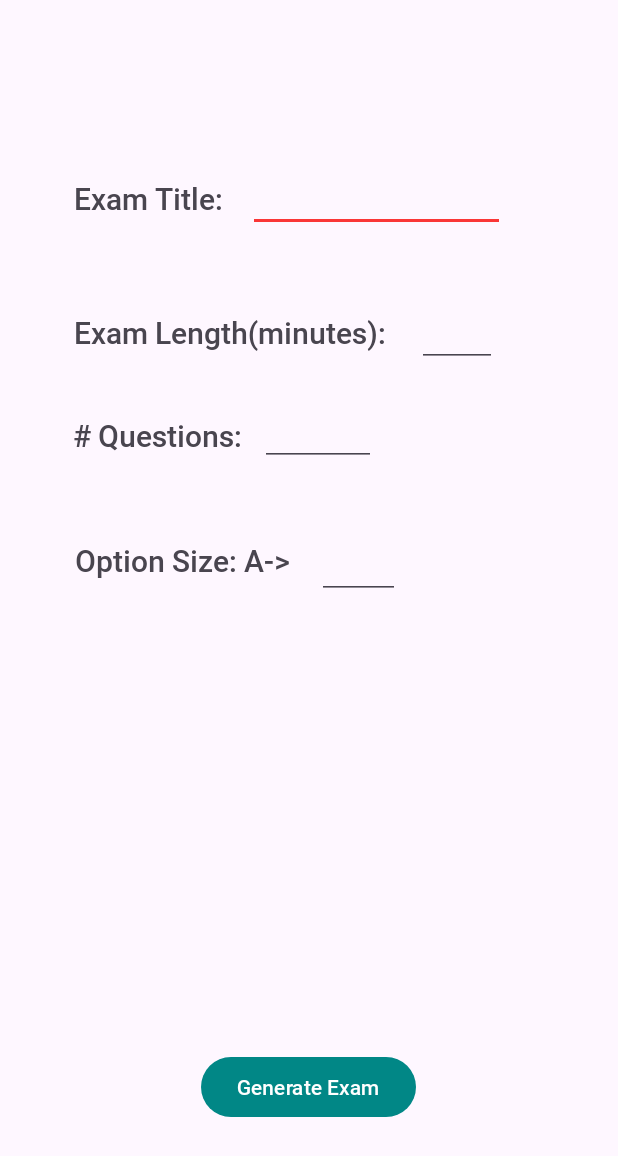
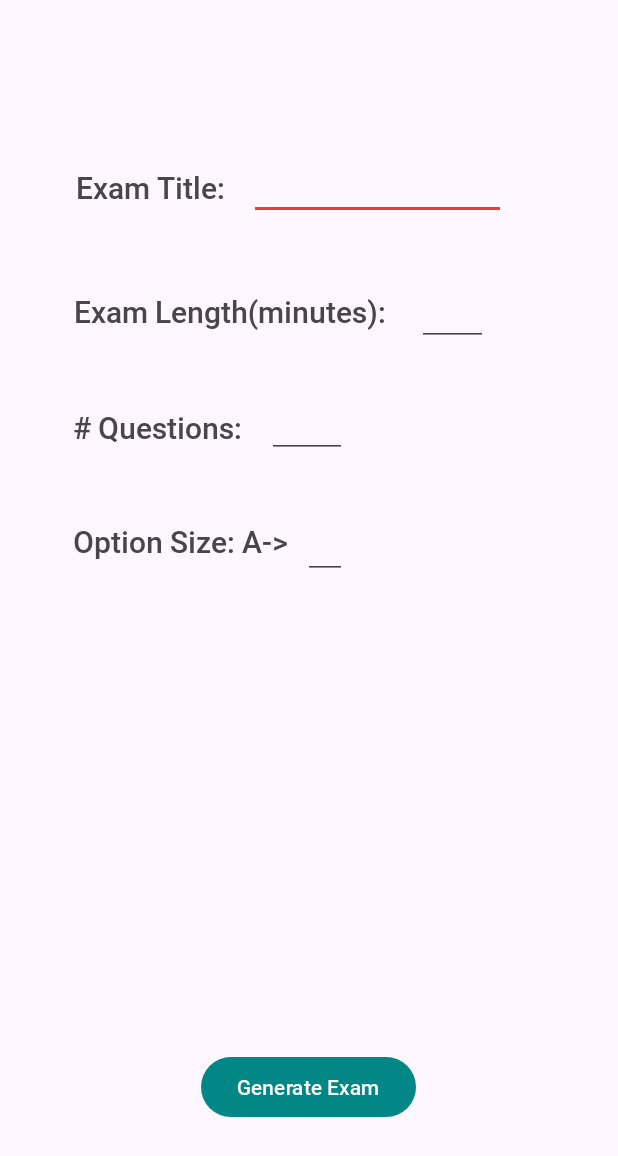
Before and after one commit to eyssab/exampracApp, an Android app: the GenerateExamActivity screen opened directly, with no data from a screen before it, on a phone screen of 412 x 824 dp. Shown: the top 1156 px of the screen. Run offline under Robolectric (Android 15) with nearby library versions, the phone set to English and light mode, and no system bars.

Commit message:
fixed small bugs

```diff
--- a/app/src/main/java/com/example/exampracapp/CustomAdapter.java
+++ b/app/src/main/java/com/example/exampracapp/CustomAdapter.java
@@ -29,7 +29,7 @@ public class CustomAdapter extends RecyclerView.Adapter<CustomAdapter.ViewHolder
 
     @Override
     public void onBindViewHolder(CustomAdapter.ViewHolder holder, int position) {
-        holder.fileBtn.setText(fileParts.get(position).getFileTitle());
+        holder.fileBtn.setText(fileParts.get(position).getFileTitle().replaceAll("_", " "));
         int intScore = fileParts.get(position).getCurScore().intValue();
         holder.score.setText(intScore + "%");
     }
--- a/app/src/main/java/com/example/exampracapp/GenerateExamActivity.java
+++ b/app/src/main/java/com/example/exampracapp/GenerateExamActivity.java
@@ -8,6 +8,9 @@ import android.view.View;
 import android.widget.EditText;
 import android.widget.Toast;
 
+import java.io.File;
+import java.util.Locale;
+
 public class GenerateExamActivity extends AppCompatActivity {
 
     String title;
@@ -15,6 +18,8 @@ public class GenerateExamActivity extends AppCompatActivity {
     int minutes, questions;
 
     EditText titleInput, finOptionInput, minutesInput, questionsInput;
+
+    File file;
 
     @Override
     protected void onCreate(Bundle savedInstanceState) {
@@ -28,11 +33,17 @@ public class GenerateExamActivity extends AppCompatActivity {
     }
 
     public void onGenerateBtnClick(View view) {
+        file = new File("/data/user/0/com.example.exampracapp/files/" + titleInput.getText().toString().replaceAll(" ", "_") + ".txt");
+
         if(titleInput.getText().toString().equals("") || finOptionInput.getText().toString().equals("") || Integer.valueOf(minutesInput.getText().toString()).equals("") || Integer.valueOf(questionsInput.getText().toString()).equals("")){
             showToast("Fill all forms first");
+        }else if(file.exists()){
+            showToast(titleInput.getText().toString() + " already exists");
+        }else if(!Character.isLetter(finOptionInput.getText().toString().charAt(0))){
+            showToast("Final input must be a letter");
         }else {
             title = titleInput.getText().toString();
-            finOption = finOptionInput.getText().toString();
+            finOption = finOptionInput.getText().toString().toUpperCase(Locale.ROOT);
             minutes = Integer.parseInt(minutesInput.getText().toString());
             questions = Integer.parseInt(questionsInput.getText().toString());
             openActivity3();
@@ -44,7 +55,7 @@ public class GenerateExamActivity extends AppCompatActivity {
         intent.putExtra("numQuestions", questions);
         intent.putExtra("timerMins", minutes);
         intent.putExtra("finOption", finOption);
-        intent.putExtra("title", title);
+        intent.putExtra("title", title.replaceAll(" ", "_"));
         startActivity(intent);
     }
 
--- a/app/src/main/java/com/example/exampracapp/TakeExamActivity.java
+++ b/app/src/main/java/com/example/exampracapp/TakeExamActivity.java
@@ -50,7 +50,7 @@ public class TakeExamActivity extends AppCompatActivity{
     ArrayList<Boolean> questionCorrectAnswersArray;
     boolean openingSave = false;
     boolean isGrading = false;
-    double score = 0;
+    double score;
 
     //TIMER
     CountDownTimer countDownTimer;
@@ -107,11 +107,11 @@ public class TakeExamActivity extends AppCompatActivity{
             questionChecksArray = new ArrayList<>();
             questionCorrectAnswersArray = new ArrayList<>();
             load(fileName);
+
             int seconds = (int) timeLeftInMilliseconds%60000 / 1000;
             timerText.setText(String.valueOf(timeLeftInMilliseconds/60000) + ":" + seconds);
+            titleView.setText(title.replaceAll("_", " "));
 
-            titleView.setText(title);
-            System.out.println(title);
             for (int i = 0; i < qArray.length; i++) {
                 qArray[i] = new Question(i + 1, 0, null);
                 addQuestion(qArray[i], i);
@@ -120,9 +120,11 @@ public class TakeExamActivity extends AppCompatActivity{
         }else {
             //Generating new exam from scratch
             fileName = title + ".txt";
+            int seconds = (int) timeLeftInMilliseconds%60000 / 1000;
+            timerText.setText(String.valueOf(timeLeftInMilliseconds/60000) + ":" + seconds);
 
             //Setting Title
-            titleView.setText(title);
+            titleView.setText(title.replaceAll("_", " "));
 
             //find amount of answer choices needed and assigned to int answers
             char finOptionchar = finOption.charAt(0);
@@ -222,6 +224,9 @@ public class TakeExamActivity extends AppCompatActivity{
                     title = lineArray[0];
                     timeLeftInMilliseconds = Long.parseLong(lineArray[1]);
                     numQuestions = Integer.parseInt(lineArray[2]);
+                    if(!isGrading) {
+                        score = Double.parseDouble(lineArray[4]);
+                    }
                     answers = Integer.parseInt(lineArray[3]);
                     qArray = new Question[numQuestions];
                     isFirstLine = false;
--- a/app/src/main/res/layout/activity_generate_exam.xml
+++ b/app/src/main/res/layout/activity_generate_exam.xml
@@ -5,6 +5,21 @@
     android:layout_width="match_parent"
     android:layout_height="match_parent"
     tools:context=".GenerateExamActivity">
+
+    <EditText
+        android:id="@+id/titleInput"
+        android:layout_width="171dp"
+        android:layout_height="44dp"
+        android:ems="10"
+        android:inputType="textPersonName"
+        android:maxLength="15"
+        android:onClick="onExamEditClick"
+        app:layout_constraintBottom_toBottomOf="parent"
+        app:layout_constraintEnd_toEndOf="parent"
+        app:layout_constraintHorizontal_bias="0.691"
+        app:layout_constraintStart_toStartOf="parent"
+        app:layout_constraintTop_toTopOf="parent"
+        app:layout_constraintVertical_bias="0.132" />
 
     <TextView
         android:id="@+id/TitleText"
@@ -15,23 +30,10 @@
         android:textSize="20dp"
         app:layout_constraintBottom_toBottomOf="parent"
         app:layout_constraintEnd_toEndOf="parent"
-        app:layout_constraintHorizontal_bias="0.158"
+        app:layout_constraintHorizontal_bias="0.161"
         app:layout_constraintStart_toStartOf="parent"
         app:layout_constraintTop_toTopOf="parent"
-        app:layout_constraintVertical_bias="0.149" />
-
-    <EditText
-        android:id="@+id/titleInput"
-        android:layout_width="171dp"
-        android:layout_height="44dp"
-        android:ems="10"
-        android:inputType="textPersonName"
-        app:layout_constraintBottom_toBottomOf="parent"
-        app:layout_constraintEnd_toEndOf="parent"
-        app:layout_constraintHorizontal_bias="0.687"
-        app:layout_constraintStart_toStartOf="parent"
-        app:layout_constraintTop_toTopOf="parent"
-        app:layout_constraintVertical_bias="0.142" />
+        app:layout_constraintVertical_bias="0.14" />
 
     <TextView
         android:id="@+id/TimeText"
@@ -41,24 +43,65 @@
         android:textSize="20dp"
         app:layout_constraintBottom_toBottomOf="parent"
         app:layout_constraintEnd_toEndOf="parent"
-        app:layout_constraintHorizontal_bias="0.253"
+        app:layout_constraintHorizontal_bias="0.252"
         app:layout_constraintStart_toStartOf="parent"
         app:layout_constraintTop_toTopOf="parent"
-        app:layout_constraintVertical_bias="0.262" />
+        app:layout_constraintVertical_bias="0.244" />
 
     <EditText
         android:id="@+id/timeInput"
-        android:layout_width="53dp"
+        android:layout_width="47dp"
         android:layout_height="46dp"
         android:ems="10"
-
         android:inputType="number"
+        android:maxLength="3"
         app:layout_constraintBottom_toBottomOf="parent"
         app:layout_constraintEnd_toEndOf="parent"
-        app:layout_constraintHorizontal_bias="0.776"
+        app:layout_constraintHorizontal_bias="0.763"
         app:layout_constraintStart_toStartOf="parent"
         app:layout_constraintTop_toTopOf="parent"
-        app:layout_constraintVertical_bias="0.255" />
+        app:layout_constraintVertical_bias="0.237" />
+
+    <EditText
+        android:id="@+id/questionNumberInput"
+        android:layout_width="53dp"
+        android:layout_height="43dp"
+        android:ems="10"
+        android:inputType="number"
+        android:maxLength="3"
+        app:layout_constraintBottom_toBottomOf="parent"
+        app:layout_constraintEnd_toEndOf="parent"
+        app:layout_constraintHorizontal_bias="0.497"
+        app:layout_constraintStart_toStartOf="parent"
+        app:layout_constraintTop_toTopOf="parent"
+        app:layout_constraintVertical_bias="0.336" />
+
+    <EditText
+        android:id="@+id/optionSizeInput"
+        android:layout_width="29dp"
+        android:layout_height="46dp"
+        android:ems="10"
+        android:inputType="textPersonName"
+        android:maxLength="1"
+        app:layout_constraintBottom_toBottomOf="parent"
+        app:layout_constraintEnd_toEndOf="parent"
+        app:layout_constraintHorizontal_bias="0.528"
+        app:layout_constraintStart_toStartOf="parent"
+        app:layout_constraintTop_toTopOf="parent"
+        app:layout_constraintVertical_bias="0.437" />
+
+    <TextView
+        android:id="@+id/optionSizeText"
+        android:layout_width="150dp"
+        android:layout_height="25dp"
+        android:text="Option Size: A->"
+        android:textSize="20dp"
+        app:layout_constraintBottom_toBottomOf="parent"
+        app:layout_constraintEnd_toEndOf="parent"
+        app:layout_constraintHorizontal_bias="0.187"
+        app:layout_constraintStart_toStartOf="parent"
+        app:layout_constraintTop_toTopOf="parent"
+        app:layout_constraintVertical_bias="0.435" />
 
     <TextView
         android:id="@+id/questionNumberText"
@@ -71,46 +114,7 @@
         app:layout_constraintHorizontal_bias="0.166"
         app:layout_constraintStart_toStartOf="parent"
         app:layout_constraintTop_toTopOf="parent"
-        app:layout_constraintVertical_bias="0.346" />
-
-    <EditText
-        android:id="@+id/questionNumberInput"
-        android:layout_width="77dp"
-        android:layout_height="44dp"
-        android:ems="10"
-        android:inputType="number"
-        app:layout_constraintBottom_toBottomOf="parent"
-        app:layout_constraintEnd_toEndOf="parent"
-        app:layout_constraintHorizontal_bias="0.517"
-        app:layout_constraintStart_toStartOf="parent"
-        app:layout_constraintTop_toTopOf="parent"
-        app:layout_constraintVertical_bias="0.342" />
-
-    <TextView
-        android:id="@+id/optionSizeText"
-        android:layout_width="152dp"
-        android:layout_height="40dp"
-        android:text="Option Size: A->"
-        android:textSize="20dp"
-        app:layout_constraintBottom_toBottomOf="parent"
-        app:layout_constraintEnd_toEndOf="parent"
-        app:layout_constraintHorizontal_bias="0.193"
-        app:layout_constraintStart_toStartOf="parent"
-        app:layout_constraintTop_toTopOf="parent"
-        app:layout_constraintVertical_bias="0.459" />
-
-    <EditText
-        android:id="@+id/optionSizeInput"
-        android:layout_width="55dp"
-        android:layout_height="46dp"
-        android:ems="10"
-        android:inputType="textPersonName"
-        app:layout_constraintBottom_toBottomOf="parent"
-        app:layout_constraintEnd_toEndOf="parent"
-        app:layout_constraintHorizontal_bias="0.592"
-        app:layout_constraintStart_toStartOf="parent"
-        app:layout_constraintTop_toTopOf="parent"
-        app:layout_constraintVertical_bias="0.454" />
+        app:layout_constraintVertical_bias="0.34" />
 
     <Button
         android:id="@+id/generateBtn"
```
